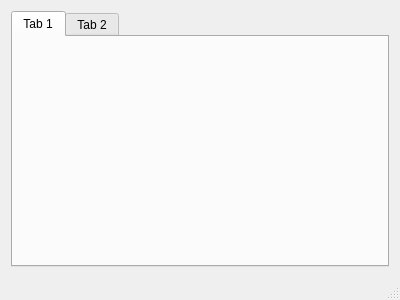
First picture: the form in FondoNacional/fondotrabajadores.ui, repository MiguelALopez/JaverianaProject, before the edit.
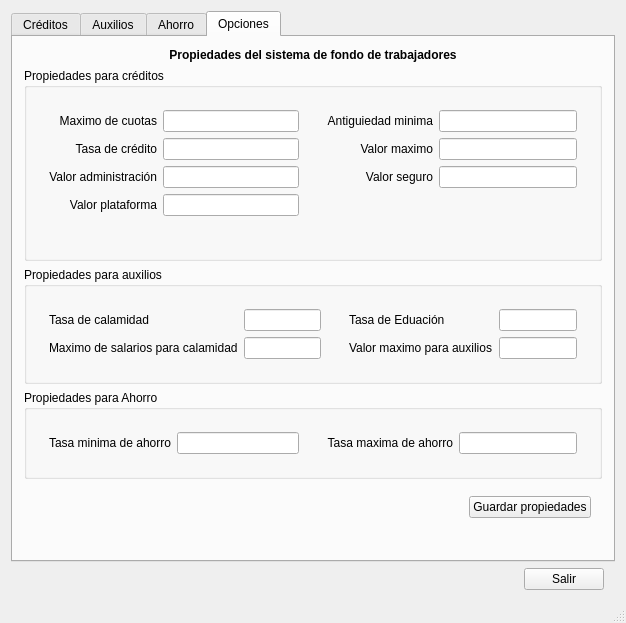
Second picture: the form after the edit. The open tabs and pages were chosen to show the change.

Commit message: Finished the ui FondoTrabajadores

```diff
--- a/FondoNacional/fondotrabajadores.ui
+++ b/FondoNacional/fondotrabajadores.ui
@@ -6,8 +6,8 @@
    <rect>
     <x>0</x>
     <y>0</y>
-    <width>400</width>
-    <height>300</height>
+    <width>626</width>
+    <height>623</height>
    </rect>
   </property>
   <property name="windowTitle">
@@ -19,14 +19,595 @@
      <widget class="QTabWidget" name="tabWidget">
       <widget class="QWidget" name="tab">
        <attribute name="title">
-        <string>Tab 1</string>
+        <string>Créditos</string>
        </attribute>
       </widget>
       <widget class="QWidget" name="tab_2">
        <attribute name="title">
-        <string>Tab 2</string>
+        <string>Auxilios</string>
        </attribute>
       </widget>
+      <widget class="QWidget" name="tab_3">
+       <attribute name="title">
+        <string>Ahorro</string>
+       </attribute>
+       <layout class="QVBoxLayout" name="verticalLayout_4">
+        <item>
+         <widget class="QLabel" name="label_25">
+          <property name="text">
+           <string>&lt;html&gt;&lt;head/&gt;&lt;body&gt;&lt;p align=&quot;center&quot;&gt;&lt;span style=&quot; font-weight:600;&quot;&gt;Sistema de ahorros&lt;/span&gt;&lt;/p&gt;&lt;/body&gt;&lt;/html&gt;</string>
+          </property>
+          <property name="margin">
+           <number>10</number>
+          </property>
+         </widget>
+        </item>
+        <item>
+         <widget class="QWidget" name="widget_22" native="true">
+          <layout class="QHBoxLayout" name="horizontalLayout_9">
+           <property name="topMargin">
+            <number>0</number>
+           </property>
+           <property name="bottomMargin">
+            <number>0</number>
+           </property>
+           <item>
+            <widget class="QWidget" name="widget_23" native="true">
+             <layout class="QHBoxLayout" name="horizontalLayout_10">
+              <property name="topMargin">
+               <number>0</number>
+              </property>
+              <property name="bottomMargin">
+               <number>0</number>
+              </property>
+              <item>
+               <widget class="QLabel" name="label_26">
+                <property name="text">
+                 <string>Desde</string>
+                </property>
+                <property name="alignment">
+                 <set>Qt::AlignRight|Qt::AlignTrailing|Qt::AlignVCenter</set>
+                </property>
+               </widget>
+              </item>
+              <item>
+               <widget class="QDateEdit" name="dateAhoInit">
+                <property name="dateTime">
+                 <datetime>
+                  <hour>0</hour>
+                  <minute>0</minute>
+                  <second>0</second>
+                  <year>2017</year>
+                  <month>1</month>
+                  <day>1</day>
+                 </datetime>
+                </property>
+               </widget>
+              </item>
+             </layout>
+            </widget>
+           </item>
+           <item>
+            <widget class="QWidget" name="widget_24" native="true">
+             <layout class="QHBoxLayout" name="horizontalLayout_11">
+              <property name="topMargin">
+               <number>0</number>
+              </property>
+              <property name="bottomMargin">
+               <number>0</number>
+              </property>
+              <item>
+               <widget class="QLabel" name="label_27">
+                <property name="text">
+                 <string>Hasta</string>
+                </property>
+                <property name="alignment">
+                 <set>Qt::AlignRight|Qt::AlignTrailing|Qt::AlignVCenter</set>
+                </property>
+               </widget>
+              </item>
+              <item>
+               <widget class="QDateEdit" name="dateAhoFinal">
+                <property name="dateTime">
+                 <datetime>
+                  <hour>0</hour>
+                  <minute>0</minute>
+                  <second>0</second>
+                  <year>2018</year>
+                  <month>1</month>
+                  <day>1</day>
+                 </datetime>
+                </property>
+               </widget>
+              </item>
+             </layout>
+            </widget>
+           </item>
+          </layout>
+         </widget>
+        </item>
+        <item>
+         <widget class="QTableWidget" name="tAhorro">
+          <attribute name="horizontalHeaderStretchLastSection">
+           <bool>true</bool>
+          </attribute>
+          <column>
+           <property name="text">
+            <string>Fecha</string>
+           </property>
+          </column>
+          <column>
+           <property name="text">
+            <string>Nombre</string>
+           </property>
+          </column>
+          <column>
+           <property name="text">
+            <string>Apellido</string>
+           </property>
+          </column>
+          <column>
+           <property name="text">
+            <string>Monto</string>
+           </property>
+          </column>
+         </widget>
+        </item>
+        <item>
+         <widget class="QWidget" name="widget_25" native="true">
+          <layout class="QHBoxLayout" name="horizontalLayout_12">
+           <item>
+            <widget class="QWidget" name="widget_26" native="true">
+             <layout class="QGridLayout" name="gridLayout_18">
+              <item row="0" column="0">
+               <widget class="QLabel" name="label_28">
+                <property name="text">
+                 <string>Total de ahorros:</string>
+                </property>
+               </widget>
+              </item>
+              <item row="0" column="1">
+               <widget class="QLineEdit" name="lAhoNumTotal">
+                <property name="enabled">
+                 <bool>false</bool>
+                </property>
+               </widget>
+              </item>
+             </layout>
+            </widget>
+           </item>
+           <item>
+            <widget class="QWidget" name="widget_27" native="true">
+             <layout class="QGridLayout" name="gridLayout_19">
+              <item row="0" column="0">
+               <widget class="QLabel" name="label_29">
+                <property name="text">
+                 <string>Valor total ahorrado:</string>
+                </property>
+               </widget>
+              </item>
+              <item row="0" column="1">
+               <widget class="QLineEdit" name="lAhoValorTotal">
+                <property name="enabled">
+                 <bool>false</bool>
+                </property>
+               </widget>
+              </item>
+             </layout>
+            </widget>
+           </item>
+          </layout>
+         </widget>
+        </item>
+        <item>
+         <widget class="QWidget" name="widget_28" native="true">
+          <layout class="QHBoxLayout" name="horizontalLayout_13">
+           <item>
+            <widget class="QPushButton" name="bAhoActualizar">
+             <property name="sizePolicy">
+              <sizepolicy hsizetype="Expanding" vsizetype="Fixed">
+               <horstretch>0</horstretch>
+               <verstretch>0</verstretch>
+              </sizepolicy>
+             </property>
+             <property name="text">
+              <string>Actualizar</string>
+             </property>
+            </widget>
+           </item>
+           <item>
+            <spacer name="horizontalSpacer_7">
+             <property name="orientation">
+              <enum>Qt::Horizontal</enum>
+             </property>
+             <property name="sizeHint" stdset="0">
+              <size>
+               <width>40</width>
+               <height>20</height>
+              </size>
+             </property>
+            </spacer>
+           </item>
+           <item>
+            <widget class="QPushButton" name="bAhoGraficar">
+             <property name="sizePolicy">
+              <sizepolicy hsizetype="Expanding" vsizetype="Fixed">
+               <horstretch>0</horstretch>
+               <verstretch>0</verstretch>
+              </sizepolicy>
+             </property>
+             <property name="text">
+              <string>Graficos</string>
+             </property>
+            </widget>
+           </item>
+          </layout>
+         </widget>
+        </item>
+       </layout>
+      </widget>
+      <widget class="QWidget" name="tab_4">
+       <attribute name="title">
+        <string>Opciones</string>
+       </attribute>
+       <layout class="QVBoxLayout" name="verticalLayout">
+        <item>
+         <widget class="QLabel" name="label">
+          <property name="text">
+           <string>&lt;html&gt;&lt;head/&gt;&lt;body&gt;&lt;p align=&quot;center&quot;&gt;&lt;span style=&quot; font-weight:600;&quot;&gt;Propiedades del sistema de fondo de trabajadores&lt;/span&gt;&lt;/p&gt;&lt;/body&gt;&lt;/html&gt;</string>
+          </property>
+          <property name="margin">
+           <number>10</number>
+          </property>
+         </widget>
+        </item>
+        <item>
+         <widget class="QGroupBox" name="groupBox">
+          <property name="title">
+           <string>Propiedades para créditos</string>
+          </property>
+          <layout class="QGridLayout" name="gridLayout_2">
+           <item row="0" column="0">
+            <widget class="QWidget" name="widget" native="true">
+             <property name="sizePolicy">
+              <sizepolicy hsizetype="Expanding" vsizetype="Preferred">
+               <horstretch>0</horstretch>
+               <verstretch>0</verstretch>
+              </sizepolicy>
+             </property>
+             <layout class="QGridLayout" name="gridLayout_3">
+              <item row="3" column="1">
+               <widget class="QLineEdit" name="lOpcValorPlataforma">
+                <property name="enabled">
+                 <bool>true</bool>
+                </property>
+               </widget>
+              </item>
+              <item row="2" column="0">
+               <widget class="QLabel" name="label_6">
+                <property name="text">
+                 <string>Valor administración</string>
+                </property>
+                <property name="alignment">
+                 <set>Qt::AlignRight|Qt::AlignTrailing|Qt::AlignVCenter</set>
+                </property>
+               </widget>
+              </item>
+              <item row="0" column="0">
+               <widget class="QLabel" name="label_2">
+                <property name="text">
+                 <string>Maximo de cuotas</string>
+                </property>
+                <property name="alignment">
+                 <set>Qt::AlignRight|Qt::AlignTrailing|Qt::AlignVCenter</set>
+                </property>
+               </widget>
+              </item>
+              <item row="0" column="1">
+               <widget class="QLineEdit" name="lOpcMaxCuotas">
+                <property name="enabled">
+                 <bool>true</bool>
+                </property>
+               </widget>
+              </item>
+              <item row="1" column="1">
+               <widget class="QLineEdit" name="lOpcTasaCredito">
+                <property name="enabled">
+                 <bool>true</bool>
+                </property>
+               </widget>
+              </item>
+              <item row="1" column="0">
+               <widget class="QLabel" name="label_3">
+                <property name="text">
+                 <string>Tasa de crédito</string>
+                </property>
+                <property name="alignment">
+                 <set>Qt::AlignRight|Qt::AlignTrailing|Qt::AlignVCenter</set>
+                </property>
+               </widget>
+              </item>
+              <item row="2" column="1">
+               <widget class="QLineEdit" name="lOpcValorAdmin">
+                <property name="enabled">
+                 <bool>true</bool>
+                </property>
+               </widget>
+              </item>
+              <item row="3" column="0">
+               <widget class="QLabel" name="label_8">
+                <property name="text">
+                 <string>Valor plataforma</string>
+                </property>
+                <property name="alignment">
+                 <set>Qt::AlignRight|Qt::AlignTrailing|Qt::AlignVCenter</set>
+                </property>
+               </widget>
+              </item>
+              <item row="4" column="0" colspan="2">
+               <spacer name="verticalSpacer_3">
+                <property name="orientation">
+                 <enum>Qt::Vertical</enum>
+                </property>
+                <property name="sizeHint" stdset="0">
+                 <size>
+                  <width>20</width>
+                  <height>40</height>
+                 </size>
+                </property>
+               </spacer>
+              </item>
+             </layout>
+            </widget>
+           </item>
+           <item row="0" column="1">
+            <widget class="QWidget" name="widget_2" native="true">
+             <property name="sizePolicy">
+              <sizepolicy hsizetype="Expanding" vsizetype="Preferred">
+               <horstretch>0</horstretch>
+               <verstretch>0</verstretch>
+              </sizepolicy>
+             </property>
+             <layout class="QGridLayout" name="gridLayout_4">
+              <item row="0" column="1">
+               <widget class="QLineEdit" name="lOpcAntiguedad"/>
+              </item>
+              <item row="2" column="1">
+               <widget class="QLineEdit" name="lOpcSeguro"/>
+              </item>
+              <item row="1" column="1">
+               <widget class="QLineEdit" name="lOpcValorMax"/>
+              </item>
+              <item row="2" column="0">
+               <widget class="QLabel" name="label_7">
+                <property name="text">
+                 <string>Valor seguro</string>
+                </property>
+                <property name="alignment">
+                 <set>Qt::AlignRight|Qt::AlignTrailing|Qt::AlignVCenter</set>
+                </property>
+               </widget>
+              </item>
+              <item row="0" column="0">
+               <widget class="QLabel" name="label_4">
+                <property name="text">
+                 <string>Antiguiedad minima</string>
+                </property>
+                <property name="alignment">
+                 <set>Qt::AlignRight|Qt::AlignTrailing|Qt::AlignVCenter</set>
+                </property>
+               </widget>
+              </item>
+              <item row="1" column="0">
+               <widget class="QLabel" name="label_5">
+                <property name="text">
+                 <string>Valor maximo</string>
+                </property>
+                <property name="alignment">
+                 <set>Qt::AlignRight|Qt::AlignTrailing|Qt::AlignVCenter</set>
+                </property>
+               </widget>
+              </item>
+              <item row="3" column="0" colspan="2">
+               <spacer name="verticalSpacer_2">
+                <property name="orientation">
+                 <enum>Qt::Vertical</enum>
+                </property>
+                <property name="sizeHint" stdset="0">
+                 <size>
+                  <width>20</width>
+                  <height>40</height>
+                 </size>
+                </property>
+               </spacer>
+              </item>
+             </layout>
+            </widget>
+           </item>
+          </layout>
+         </widget>
+        </item>
+        <item>
+         <widget class="QGroupBox" name="groupBox_2">
+          <property name="title">
+           <string>Propiedades para auxilios</string>
+          </property>
+          <layout class="QGridLayout" name="gridLayout_7">
+           <item row="0" column="2">
+            <widget class="QWidget" name="widget_4" native="true">
+             <layout class="QGridLayout" name="gridLayout_6">
+              <item row="0" column="1">
+               <widget class="QLineEdit" name="lOpcTasaEdu"/>
+              </item>
+              <item row="0" column="0">
+               <widget class="QLabel" name="label_10">
+                <property name="text">
+                 <string>Tasa de Eduación</string>
+                </property>
+               </widget>
+              </item>
+              <item row="1" column="0">
+               <widget class="QLabel" name="label_12">
+                <property name="text">
+                 <string>Valor maximo para auxilios</string>
+                </property>
+               </widget>
+              </item>
+              <item row="1" column="1">
+               <widget class="QLineEdit" name="lOpcMaxAux"/>
+              </item>
+             </layout>
+            </widget>
+           </item>
+           <item row="0" column="1">
+            <widget class="QWidget" name="widget_3" native="true">
+             <layout class="QGridLayout" name="gridLayout_5">
+              <item row="0" column="0">
+               <widget class="QLabel" name="label_9">
+                <property name="text">
+                 <string>Tasa de calamidad</string>
+                </property>
+               </widget>
+              </item>
+              <item row="0" column="1">
+               <widget class="QLineEdit" name="lOpcTasaCalamidad"/>
+              </item>
+              <item row="1" column="0">
+               <widget class="QLabel" name="label_11">
+                <property name="text">
+                 <string>Maximo de salarios para calamidad</string>
+                </property>
+               </widget>
+              </item>
+              <item row="1" column="1">
+               <widget class="QLineEdit" name="lOpcMaxCalamidad"/>
+              </item>
+             </layout>
+            </widget>
+           </item>
+          </layout>
+         </widget>
+        </item>
+        <item>
+         <widget class="QGroupBox" name="groupBox_3">
+          <property name="title">
+           <string>Propiedades para Ahorro</string>
+          </property>
+          <layout class="QGridLayout" name="gridLayout_8">
+           <item row="0" column="0">
+            <widget class="QWidget" name="widget_7" native="true">
+             <layout class="QGridLayout" name="gridLayout_9">
+              <item row="0" column="0">
+               <widget class="QLabel" name="label_13">
+                <property name="text">
+                 <string>Tasa minima de ahorro</string>
+                </property>
+                <property name="alignment">
+                 <set>Qt::AlignRight|Qt::AlignTrailing|Qt::AlignVCenter</set>
+                </property>
+               </widget>
+              </item>
+              <item row="0" column="1">
+               <widget class="QLineEdit" name="lOpcMinTasaAhorro"/>
+              </item>
+             </layout>
+            </widget>
+           </item>
+           <item row="0" column="1">
+            <widget class="QWidget" name="widget_8" native="true">
+             <layout class="QGridLayout" name="gridLayout_10">
+              <item row="0" column="0">
+               <widget class="QLabel" name="label_14">
+                <property name="text">
+                 <string>Tasa maxima de ahorro</string>
+                </property>
+                <property name="alignment">
+                 <set>Qt::AlignRight|Qt::AlignTrailing|Qt::AlignVCenter</set>
+                </property>
+               </widget>
+              </item>
+              <item row="0" column="1">
+               <widget class="QLineEdit" name="lOpcMaxTasaAhorro"/>
+              </item>
+             </layout>
+            </widget>
+           </item>
+          </layout>
+         </widget>
+        </item>
+        <item>
+         <widget class="QWidget" name="widget_9" native="true">
+          <layout class="QHBoxLayout" name="horizontalLayout_3">
+           <item>
+            <spacer name="horizontalSpacer_3">
+             <property name="orientation">
+              <enum>Qt::Horizontal</enum>
+             </property>
+             <property name="sizeHint" stdset="0">
+              <size>
+               <width>40</width>
+               <height>20</height>
+              </size>
+             </property>
+            </spacer>
+           </item>
+           <item>
+            <widget class="QPushButton" name="bOpcGuardar">
+             <property name="text">
+              <string>Guardar propiedades</string>
+             </property>
+            </widget>
+           </item>
+          </layout>
+         </widget>
+        </item>
+        <item>
+         <spacer name="verticalSpacer">
+          <property name="orientation">
+           <enum>Qt::Vertical</enum>
+          </property>
+          <property name="sizeHint" stdset="0">
+           <size>
+            <width>20</width>
+            <height>40</height>
+           </size>
+          </property>
+         </spacer>
+        </item>
+       </layout>
+      </widget>
+     </widget>
+    </item>
+    <item row="1" column="0">
+     <widget class="QWidget" name="widget_29" native="true">
+      <layout class="QHBoxLayout" name="horizontalLayout_14">
+       <property name="topMargin">
+        <number>0</number>
+       </property>
+       <property name="bottomMargin">
+        <number>0</number>
+       </property>
+       <item>
+        <spacer name="horizontalSpacer_6">
+         <property name="orientation">
+          <enum>Qt::Horizontal</enum>
+         </property>
+         <property name="sizeHint" stdset="0">
+          <size>
+           <width>40</width>
+           <height>20</height>
+          </size>
+         </property>
+        </spacer>
+       </item>
+       <item>
+        <widget class="QPushButton" name="pushButton">
+         <property name="text">
+          <string>Salir</string>
+         </property>
+        </widget>
+       </item>
+      </layout>
      </widget>
     </item>
    </layout>
```
Left out of the diff: 488 changed lines with no effect on the pictures.
